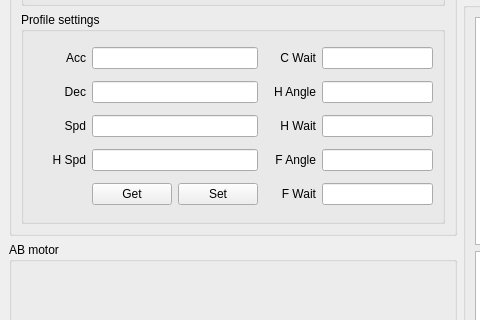
This is Version_2/Desktop/control_station/mainwindow.ui in EPFLRocketTeam/PropulsionSoftware as Qt 5 draws it before an edit; both pictures show x 0 to 480 and y 151 to 471 of the 1150 by 769 pixel window. The edited form follows.
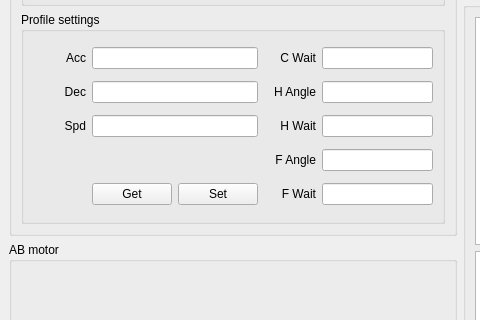
This is the edited form. Custom widgets are drawn as their Qt base class.

The edit to the form file:
```diff
--- a/Version_2/Desktop/control_station/mainwindow.ui
+++ b/Version_2/Desktop/control_station/mainwindow.ui
@@ -290,16 +290,6 @@
             </property>
            </widget>
           </item>
-          <item row="3" column="0">
-           <widget class="QLabel" name="label_9">
-            <property name="text">
-             <string>H Spd</string>
-            </property>
-            <property name="alignment">
-             <set>Qt::AlignRight|Qt::AlignTrailing|Qt::AlignVCenter</set>
-            </property>
-           </widget>
-          </item>
           <item row="1" column="3">
            <widget class="QLabel" name="label_11">
             <property name="text">
@@ -360,16 +350,6 @@
             </property>
            </widget>
           </item>
-          <item row="3" column="1" colspan="2">
-           <widget class="QLineEdit" name="pp_motor_hspeed">
-            <property name="sizePolicy">
-             <sizepolicy hsizetype="Preferred" vsizetype="Fixed">
-              <horstretch>0</horstretch>
-              <verstretch>0</verstretch>
-             </sizepolicy>
-            </property>
-           </widget>
-          </item>
           <item row="6" column="4" colspan="2">
            <widget class="QLineEdit" name="pp_motor_fwait">
             <property name="sizePolicy">
```
